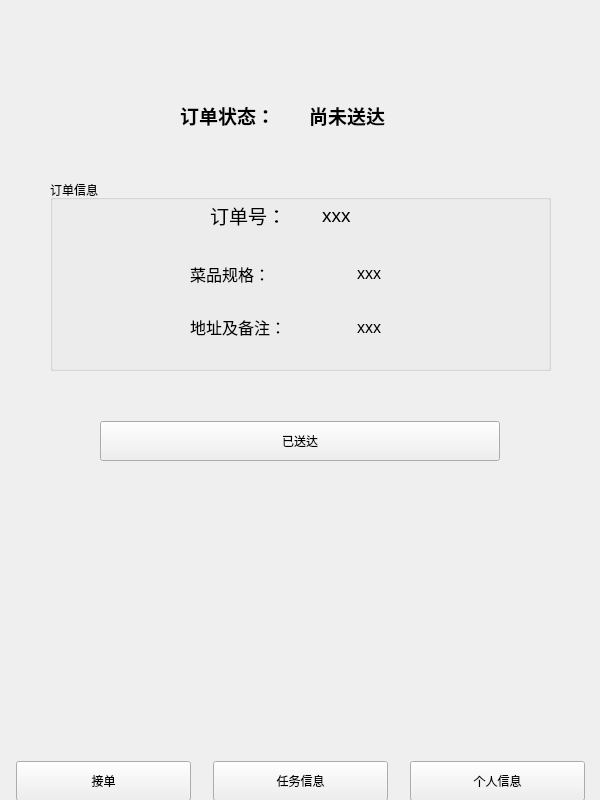
Before: the Qt Designer form rider/task_inform.ui in chichuxwx/Food-delivery-platform, drawn with Qt 5.
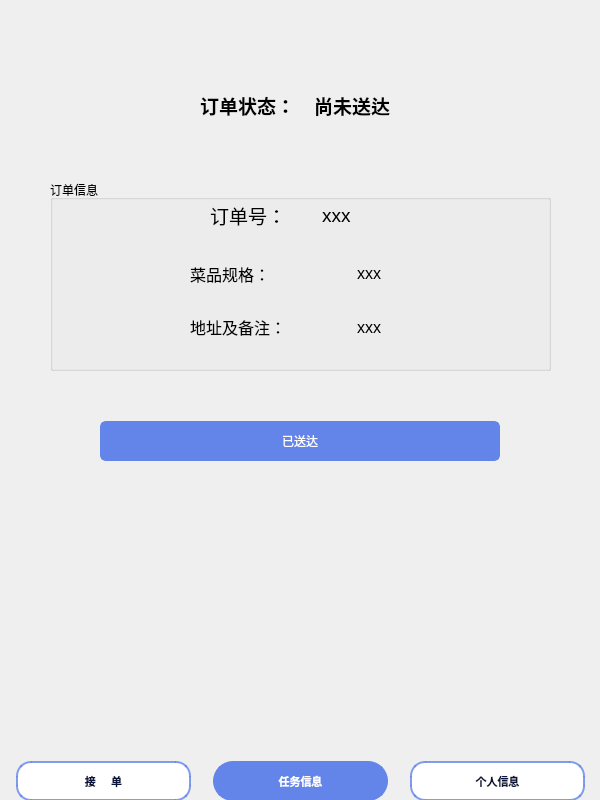
After: the same form once the commit is applied. Icons and pictures are not drawn.

What changed in the file:
```diff
--- a/rider/task_inform.ui
+++ b/rider/task_inform.ui
@@ -19,6 +19,9 @@
   <property name="windowTitle">
    <string>Form</string>
   </property>
+  <property name="styleSheet">
+   <string notr="true"/>
+  </property>
   <widget class="QGroupBox" name="groupBox">
    <property name="geometry">
     <rect>
@@ -106,12 +109,98 @@
     </layout>
    </widget>
   </widget>
-  <widget class="QWidget" name="layoutWidget">
+  <widget class="QPushButton" name="pushButton">
    <property name="geometry">
     <rect>
-     <x>180</x>
-     <y>90</y>
-     <width>251</width>
+     <x>100</x>
+     <y>421</y>
+     <width>400</width>
+     <height>40</height>
+    </rect>
+   </property>
+   <property name="sizePolicy">
+    <sizepolicy hsizetype="Fixed" vsizetype="Fixed">
+     <horstretch>0</horstretch>
+     <verstretch>0</verstretch>
+    </sizepolicy>
+   </property>
+   <property name="minimumSize">
+    <size>
+     <width>400</width>
+     <height>40</height>
+    </size>
+   </property>
+   <property name="maximumSize">
+    <size>
+     <width>400</width>
+     <height>40</height>
+    </size>
+   </property>
+   <property name="styleSheet">
+    <string notr="true">QPushButton {
+    background-color: #6384e9; /* 默认背景色，蓝色 */
+    border: 2px solid #6384e9; /* 边框颜色与背景色相同 */
+    border-radius: 6px; /* 圆角 */
+    color: #ffffff; /* 文本颜色，白色 */
+    font-size: 12px;
+}
+
+QPushButton:hover {
+    background-color: #5076c6; /* 悬浮时背景色变深 */
+    border: 2px solid #5076c6; /* 悬浮时边框颜色变深 */
+}
+
+QPushButton:pressed {
+    background-color: #3a5d8f; /* 按下时背景色变得更深 */
+    border-color: #3a5d8f; /* 按下时边框颜色变得更深 */
+    transform: scale(0.95); /* 按下时按钮略微缩小 */
+}
+</string>
+   </property>
+   <property name="text">
+    <string>已送达</string>
+   </property>
+  </widget>
+  <widget class="QLabel" name="label_9">
+   <property name="geometry">
+    <rect>
+     <x>0</x>
+     <y>0</y>
+     <width>600</width>
+     <height>800</height>
+    </rect>
+   </property>
+   <property name="sizePolicy">
+    <sizepolicy hsizetype="Fixed" vsizetype="Fixed">
+     <horstretch>0</horstretch>
+     <verstretch>0</verstretch>
+    </sizepolicy>
+   </property>
+   <property name="minimumSize">
+    <size>
+     <width>600</width>
+     <height>800</height>
+    </size>
+   </property>
+   <property name="maximumSize">
+    <size>
+     <width>600</width>
+     <height>800</height>
+    </size>
+   </property>
+   <property name="styleSheet">
+    <string notr="true">background-image: url(:/image/bg_2.png);</string>
+   </property>
+   <property name="text">
+    <string/>
+   </property>
+  </widget>
+  <widget class="QWidget" name="layoutWidget_2">
+   <property name="geometry">
+    <rect>
+     <x>200</x>
+     <y>80</y>
+     <width>221</width>
      <height>51</height>
     </rect>
    </property>
@@ -132,38 +221,7 @@
     </item>
    </layout>
   </widget>
-  <widget class="QPushButton" name="pushButton">
-   <property name="geometry">
-    <rect>
-     <x>100</x>
-     <y>421</y>
-     <width>400</width>
-     <height>40</height>
-    </rect>
-   </property>
-   <property name="sizePolicy">
-    <sizepolicy hsizetype="Fixed" vsizetype="Fixed">
-     <horstretch>0</horstretch>
-     <verstretch>0</verstretch>
-    </sizepolicy>
-   </property>
-   <property name="minimumSize">
-    <size>
-     <width>400</width>
-     <height>40</height>
-    </size>
-   </property>
-   <property name="maximumSize">
-    <size>
-     <width>400</width>
-     <height>40</height>
-    </size>
-   </property>
-   <property name="text">
-    <string>已送达</string>
-   </property>
-  </widget>
-  <widget class="QWidget" name="">
+  <widget class="QWidget" name="layoutWidget_3">
    <property name="geometry">
     <rect>
      <x>0</x>
@@ -193,8 +251,36 @@
         <height>40</height>
        </size>
       </property>
+      <property name="font">
+       <font>
+        <pointsize>-1</pointsize>
+        <bold>true</bold>
+       </font>
+      </property>
+      <property name="styleSheet">
+       <string notr="true">QPushButton {
+    background-color: #ffffff; /* 默认背景色，白色 */
+    border: 2px solid rgba(99, 132, 233, 0.8); /* 边框颜色 */
+    border-radius: 15px; /* 圆角 */
+    color: #081439; /* 文本颜色，深蓝色 */
+    font-size: 11px;
+}
+
+QPushButton:hover {
+    background-color: rgba(99, 132, 233, 0.8); 
+    border: none; /* 悬浮时无边框 */
+}
+
+QPushButton:pressed {
+    background-color: #b0c4de; /* 按下时背景颜色，稍微偏亮的蓝色 */
+    border-color: #4682b4; /* 按下时边框颜色 */
+    transform: scale(0.95); /* 按下时按钮略微缩小 */
+}
+
+</string>
+      </property>
       <property name="text">
-       <string>接单</string>
+       <string>接     单</string>
       </property>
      </widget>
     </item>
@@ -218,6 +304,32 @@
         <height>40</height>
        </size>
       </property>
+      <property name="font">
+       <font>
+        <pointsize>-1</pointsize>
+        <bold>true</bold>
+       </font>
+      </property>
+      <property name="styleSheet">
+       <string notr="true">QPushButton {
+    background-color: #6384e9; /* 默认背景色，蓝色 */
+    border: 2px solid #6384e9; /* 边框颜色与背景色相同 */
+    border-radius: 20px; /* 圆角 */
+    color: #ffffff; /* 文本颜色，白色 */
+    font-size: 11px;
+}
+
+QPushButton:hover {
+    background-color: #5076c6; /* 悬浮时背景色变深 */
+    border: 2px solid #5076c6; /* 悬浮时边框颜色变深 */
+}
+
+QPushButton:pressed {
+    background-color: #3a5d8f; /* 按下时背景色变得更深 */
+    border-color: #3a5d8f; /* 按下时边框颜色变得更深 */
+    transform: scale(0.95); /* 按下时按钮略微缩小 */
+}</string>
+      </property>
       <property name="text">
        <string>任务信息</string>
       </property>
@@ -243,6 +355,33 @@
         <height>40</height>
        </size>
       </property>
+      <property name="font">
+       <font>
+        <pointsize>-1</pointsize>
+        <bold>true</bold>
+       </font>
+      </property>
+      <property name="styleSheet">
+       <string notr="true">QPushButton {
+    background-color: #ffffff; /* 默认背景色，白色 */
+    border: 2px solid rgba(99, 132, 233, 0.8); /* 边框颜色 */
+    border-radius: 15px; /* 圆角 */
+    color: #081439; /* 文本颜色，深蓝色 */
+    font-size: 11px;
+}
+
+QPushButton:hover {
+    background-color: rgba(99, 132, 233, 0.8); 
+    border: none; /* 悬浮时无边框 */
+}
+
+QPushButton:pressed {
+    background-color: #b0c4de; /* 按下时背景颜色，稍微偏亮的蓝色 */
+    border-color: #4682b4; /* 按下时边框颜色 */
+    transform: scale(0.95); /* 按下时按钮略微缩小 */
+}
+</string>
+      </property>
       <property name="text">
        <string>个人信息</string>
       </property>
```
Left out of the diff: 9 changed lines with no effect on the pictures.
